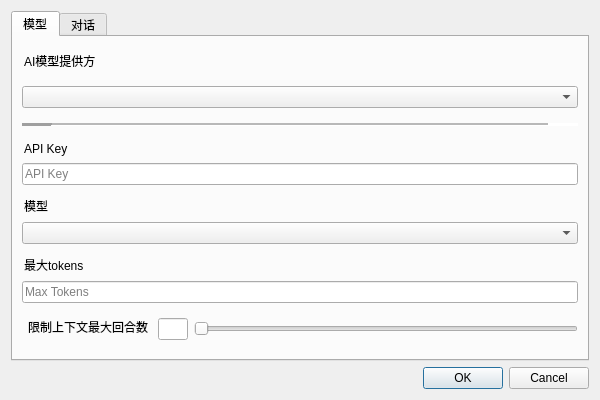
This is ui/settings_dialog.ui in liyixin1/GPTalks as Qt 5 draws it before an edit. The edited form follows.
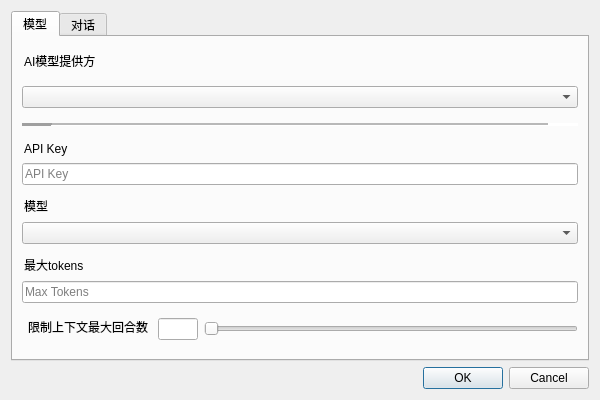
This is the edited form.

What changed in the file:
```diff
--- a/ui/settings_dialog.ui
+++ b/ui/settings_dialog.ui
@@ -207,7 +207,7 @@
             <widget class="QLineEdit" name="lineEdit_rounds">
              <property name="maximumSize">
               <size>
-               <width>30</width>
+               <width>40</width>
                <height>16777215</height>
               </size>
              </property>
@@ -217,6 +217,9 @@
              <property name="text">
               <string/>
              </property>
+             <property name="alignment">
+              <set>Qt::AlignCenter</set>
+             </property>
             </widget>
            </item>
            <item>
```
Left out of the diff: 3 changed lines with no effect on the pictures.
